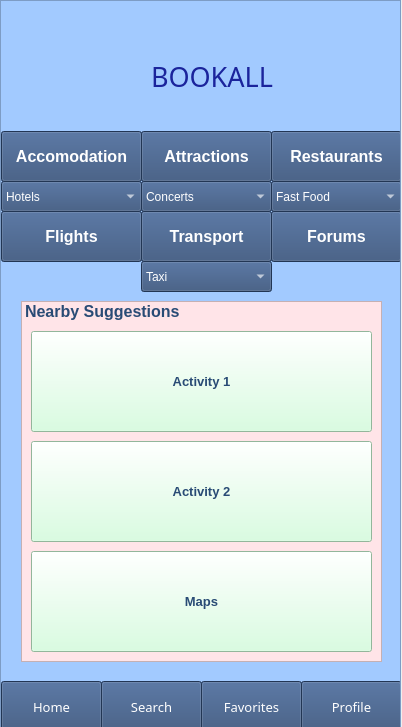
Above: HomeScreen.ui from Xristos9/SoftEng before the change. Below: the same form after it.
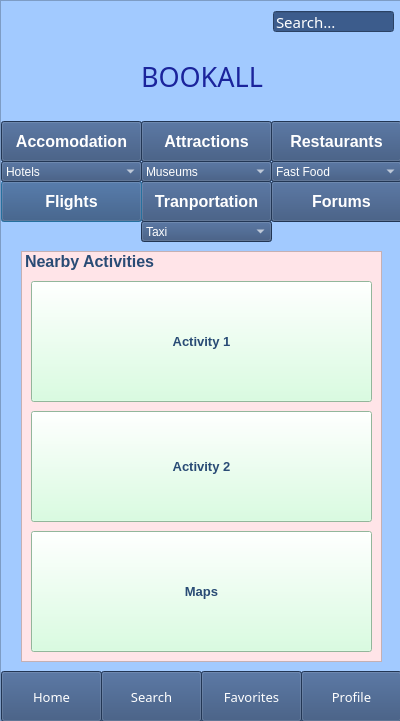
That is the form after the change.

Diff of the .ui file:
```diff
--- a/HomeScreen.ui
+++ b/HomeScreen.ui
@@ -1,17 +1,17 @@
 <?xml version="1.0" encoding="UTF-8"?>
 <ui version="4.0">
- <class>Form</class>
- <widget class="QWidget" name="Form">
+ <class>Dialog</class>
+ <widget class="QDialog" name="Dialog">
   <property name="geometry">
    <rect>
     <x>0</x>
     <y>0</y>
-    <width>402</width>
-    <height>727</height>
+    <width>400</width>
+    <height>721</height>
    </rect>
   </property>
   <property name="windowTitle">
-   <string>Form</string>
+   <string>Dialog</string>
   </property>
   <widget class="QScrollArea" name="scrollArea">
    <property name="geometry">
@@ -49,13 +49,36 @@
       <height>729</height>
      </rect>
     </property>
+    <widget class="QLineEdit" name="Search">
+     <property name="geometry">
+      <rect>
+       <x>272</x>
+       <y>10</y>
+       <width>121</width>
+       <height>21</height>
+      </rect>
+     </property>
+     <property name="font">
+      <font>
+       <family>MS Reference Sans Serif</family>
+       <pointsize>11</pointsize>
+      </font>
+     </property>
+     <property name="styleSheet">
+      <string notr="true">background-color: rgb(60, 92, 140);
+color: rgb(255, 255, 255);</string>
+     </property>
+     <property name="text">
+      <string>Search...</string>
+     </property>
+    </widget>
     <widget class="QPushButton" name="FlightsButton">
      <property name="geometry">
       <rect>
        <x>0</x>
-       <y>210</y>
+       <y>180</y>
        <width>141</width>
-       <height>51</height>
+       <height>41</height>
       </rect>
      </property>
      <property name="font">
@@ -78,9 +101,9 @@
      <property name="geometry">
       <rect>
        <x>270</x>
-       <y>130</y>
+       <y>120</y>
        <width>131</width>
-       <height>51</height>
+       <height>41</height>
       </rect>
      </property>
      <property name="font">
@@ -103,9 +126,9 @@
      <property name="geometry">
       <rect>
        <x>140</x>
-       <y>210</y>
+       <y>180</y>
        <width>131</width>
-       <height>51</height>
+       <height>41</height>
       </rect>
      </property>
      <property name="font">
@@ -116,20 +139,21 @@
       </font>
      </property>
      <property name="styleSheet">
-      <string notr="true">background-color: rgb(48, 76, 118);
+      <string notr="true">background-color: rgb(0, 170, 255);
+background-color: rgb(48, 76, 118);
 color: rgb(255, 255, 255);</string>
      </property>
      <property name="text">
-      <string>Transport</string>
+      <string>Tranportation</string>
      </property>
     </widget>
     <widget class="QPushButton" name="AttractionsButton">
      <property name="geometry">
       <rect>
        <x>140</x>
-       <y>130</y>
+       <y>120</y>
        <width>131</width>
-       <height>51</height>
+       <height>41</height>
       </rect>
      </property>
      <property name="font">
@@ -152,9 +176,9 @@
      <property name="geometry">
       <rect>
        <x>270</x>
-       <y>210</y>
-       <width>131</width>
-       <height>51</height>
+       <y>180</y>
+       <width>141</width>
+       <height>41</height>
       </rect>
      </property>
      <property name="font">
@@ -177,7 +201,7 @@
      <property name="geometry">
       <rect>
        <x>0</x>
-       <y>680</y>
+       <y>670</y>
        <width>101</width>
        <height>51</height>
       </rect>
@@ -209,7 +233,7 @@
      <property name="geometry">
       <rect>
        <x>100</x>
-       <y>680</y>
+       <y>670</y>
        <width>101</width>
        <height>51</height>
       </rect>
@@ -241,7 +265,7 @@
      <property name="geometry">
       <rect>
        <x>300</x>
-       <y>680</y>
+       <y>670</y>
        <width>101</width>
        <height>51</height>
       </rect>
@@ -273,7 +297,7 @@
      <property name="geometry">
       <rect>
        <x>200</x>
-       <y>680</y>
+       <y>670</y>
        <width>101</width>
        <height>51</height>
       </rect>
@@ -304,7 +328,7 @@
     <widget class="QLabel" name="BOOKALL">
      <property name="geometry">
       <rect>
-       <x>150</x>
+       <x>140</x>
        <y>50</y>
        <width>171</width>
        <height>51</height>
@@ -332,9 +356,9 @@
      <property name="geometry">
       <rect>
        <x>20</x>
-       <y>300</y>
+       <y>250</y>
        <width>361</width>
-       <height>361</height>
+       <height>411</height>
       </rect>
      </property>
      <property name="font">
@@ -356,7 +380,7 @@
      </property>
      <item>
       <property name="text">
-       <string>Nearby Suggestions</string>
+       <string>Nearby Activities</string>
       </property>
      </item>
     </widget>
@@ -364,9 +388,9 @@
      <property name="geometry">
       <rect>
        <x>0</x>
-       <y>130</y>
+       <y>120</y>
        <width>141</width>
-       <height>51</height>
+       <height>41</height>
       </rect>
      </property>
      <property name="font">
@@ -389,9 +413,9 @@
      <property name="geometry">
       <rect>
        <x>30</x>
-       <y>330</y>
+       <y>280</y>
        <width>341</width>
-       <height>101</height>
+       <height>121</height>
       </rect>
      </property>
      <property name="font">
@@ -416,9 +440,9 @@
      <property name="geometry">
       <rect>
        <x>30</x>
-       <y>440</y>
+       <y>410</y>
        <width>341</width>
-       <height>101</height>
+       <height>111</height>
       </rect>
      </property>
      <property name="font">
@@ -443,9 +467,9 @@
      <property name="geometry">
       <rect>
        <x>30</x>
-       <y>550</y>
+       <y>530</y>
        <width>341</width>
-       <height>101</height>
+       <height>121</height>
       </rect>
      </property>
      <property name="font">
@@ -470,13 +494,13 @@
      <property name="geometry">
       <rect>
        <x>0</x>
-       <y>180</y>
+       <y>160</y>
        <width>141</width>
-       <height>31</height>
+       <height>21</height>
       </rect>
      </property>
      <property name="styleSheet">
-      <string notr="true">font: 75 9pt &quot;MS Shell Dlg 2&quot;;
+      <string notr="true">background-color: rgb(0, 170, 255);
 background-color: rgb(48, 76, 118);
 color: rgb(255, 255, 255);</string>
      </property>
@@ -485,33 +509,59 @@
        <string>Hotels</string>
       </property>
      </item>
-     <item>
-      <property name="text">
-       <string>Air-bnb</string>
-      </property>
-     </item>
      <item>
       <property name="text">
        <string>Motels</string>
       </property>
      </item>
+     <item>
+      <property name="text">
+       <string>Air-Bnb</string>
+      </property>
+     </item>
      <item>
       <property name="text">
        <string>Camping</string>
       </property>
      </item>
     </widget>
+    <widget class="QComboBox" name="comboBoxAttractions">
+     <property name="geometry">
+      <rect>
+       <x>140</x>
+       <y>160</y>
+       <width>131</width>
+       <height>21</height>
+      </rect>
+     </property>
+     <property name="styleSheet">
+      <string notr="true">background-color: rgb(0, 170, 255);
+background-color: rgb(48, 76, 118);
+color: rgb(255, 255, 255);</string>
+     </property>
+     <item>
+      <property name="text">
+       <string>Museums</string>
+      </property>
+     </item>
+     <item>
+      <property name="text">
+       <string>Concerts</string>
+      </property>
+     </item>
+    </widget>
     <widget class="QComboBox" name="comboBoxRestaurants">
      <property name="geometry">
       <rect>
        <x>270</x>
-       <y>180</y>
+       <y>160</y>
        <width>131</width>
-       <height>31</height>
+       <height>21</height>
       </rect>
      </property>
      <property name="styleSheet">
-      <string notr="true">background-color: rgb(48, 76, 118);
+      <string notr="true">background-color: rgb(0, 170, 255);
+background-color: rgb(48, 76, 118);
 color: rgb(255, 255, 255);</string>
      </property>
      <item>
@@ -524,23 +574,19 @@
        <string>Fine Dinning</string>
       </property>
      </item>
-     <item>
-      <property name="text">
-       <string>Bars</string>
-      </property>
-     </item>
     </widget>
     <widget class="QComboBox" name="comboBoxTransport">
      <property name="geometry">
       <rect>
        <x>140</x>
-       <y>260</y>
+       <y>220</y>
        <width>131</width>
-       <height>31</height>
+       <height>21</height>
       </rect>
      </property>
      <property name="styleSheet">
-      <string notr="true">background-color: rgb(48, 76, 118);
+      <string notr="true">background-color: rgb(0, 170, 255);
+background-color: rgb(48, 76, 118);
 color: rgb(255, 255, 255);</string>
      </property>
      <item>
@@ -553,49 +599,15 @@
        <string>Uber</string>
       </property>
      </item>
-     <item>
-      <property name="text">
-       <string>Ships</string>
-      </property>
-     </item>
      <item>
       <property name="text">
        <string>Metro</string>
       </property>
      </item>
-     <item>
-      <property name="text">
-       <string/>
-      </property>
-     </item>
     </widget>
-    <widget class="QComboBox" name="comboBoxAttractions">
-     <property name="geometry">
-      <rect>
-       <x>140</x>
-       <y>180</y>
-       <width>131</width>
-       <height>31</height>
-      </rect>
-     </property>
-     <property name="styleSheet">
-      <string notr="true">background-color: rgb(48, 76, 118);
-color: rgb(255, 255, 255);</string>
-     </property>
-     <item>
-      <property name="text">
-       <string>Concerts</string>
-      </property>
-     </item>
-     <item>
-      <property name="text">
-       <string>Museums</string>
-      </property>
-     </item>
-    </widget>
-    <zorder>ForumsButton</zorder>
-    <zorder>SearchLineEdit</zorder>
     <zorder>ProfileButton</zorder>
+    <zorder>ForumsButton</zorder>
+    <zorder>Search</zorder>
     <zorder>FavoritesButton</zorder>
     <zorder>SearchButton</zorder>
     <zorder>HomeButton</zorder>
@@ -610,10 +622,9 @@
     <zorder>pushButton_2</zorder>
     <zorder>pushButton_3</zorder>
     <zorder>comboBoxAccomodation</zorder>
+    <zorder>comboBoxAttractions</zorder>
     <zorder>comboBoxRestaurants</zorder>
     <zorder>comboBoxTransport</zorder>
-    <zorder>comboBoxAttractions</zorder>
-    <zorder>label</zorder>
    </widget>
   </widget>
  </widget>
```
